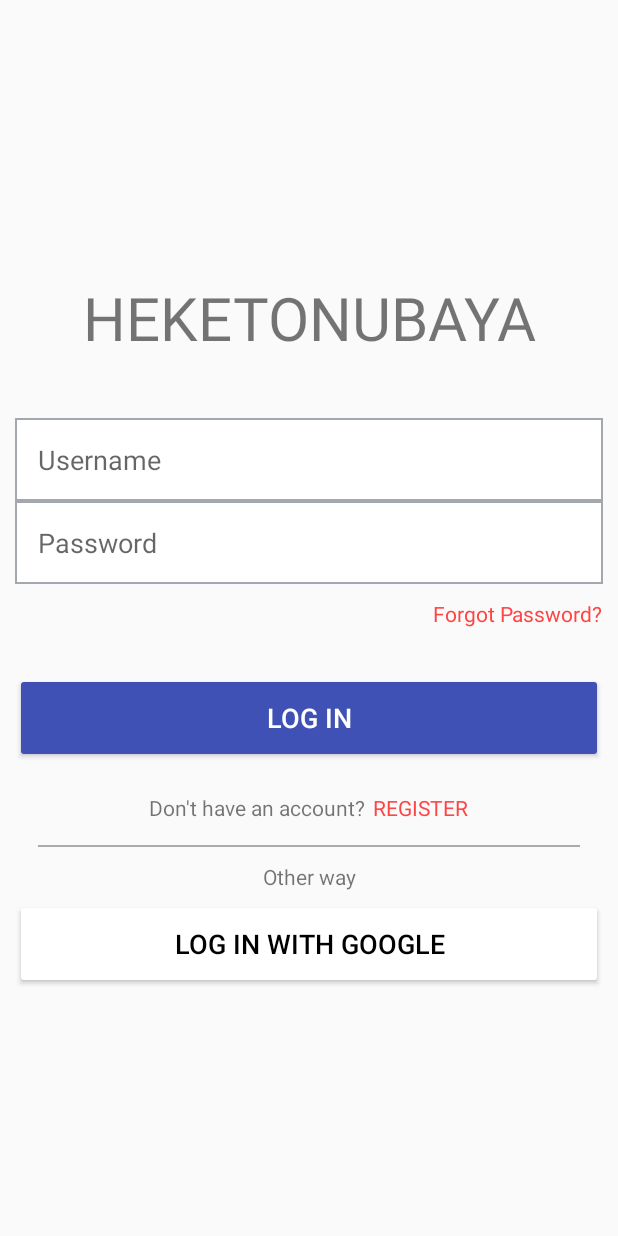
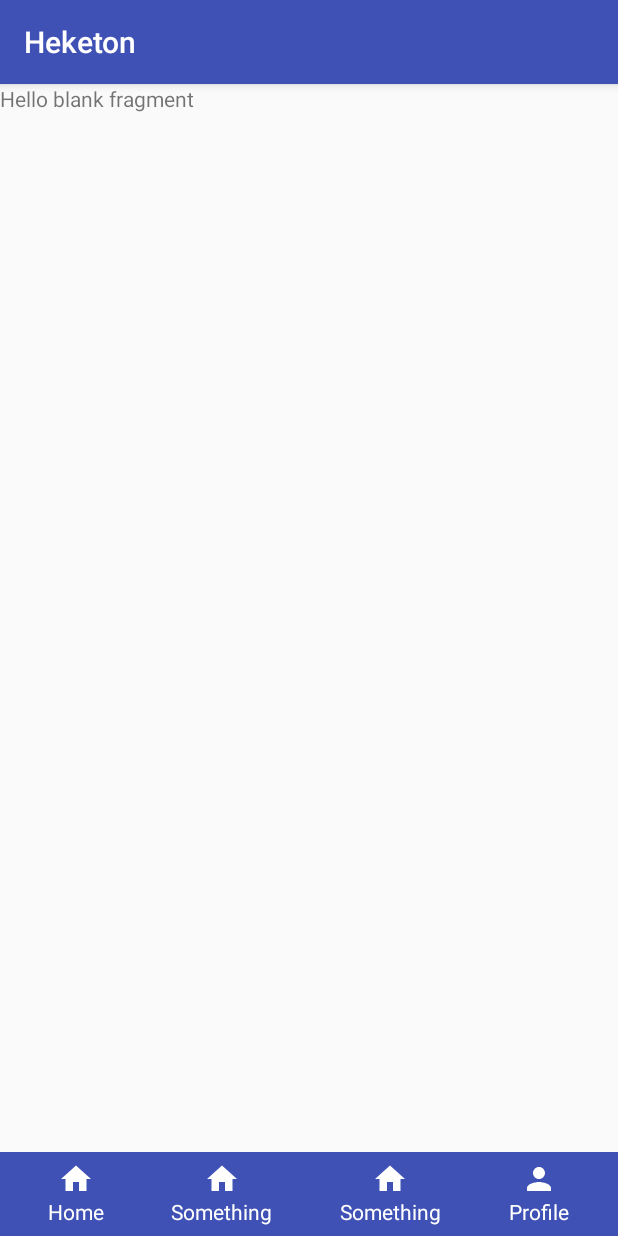
Before and after one commit to GeolseuDei/heketonubaya, an Android app: the screen it shows after launch (LoginActivity before the commit, MainActivity after it), after a tap on "LOG IN", on a phone screen of 412 x 824 dp. Run offline under Robolectric (Android 15) with nearby library versions, the phone set to English and light mode, and no system bars.

Commit message:
onbackpressed splash n login, main act

```diff
--- a/app/build.gradle
+++ b/app/build.gradle
@@ -21,8 +21,10 @@ android {
 dependencies {
     implementation fileTree(dir: 'libs', include: ['*.jar'])
 //    implementation 'com.android.support:appcompat-v7:28.0.0-rc02'
-    implementation 'com.android.support:appcompat-v7:28.0.0-alpha1'
+    implementation 'com.android.support:appcompat-v7:27.0.0'
     implementation 'com.android.support.constraint:constraint-layout:1.1.2'
+//    implementation 'com.android.support:support-v4:28.0.0-rc02'
+    implementation 'com.android.support:support-v4:27.0.0'
     testImplementation 'junit:junit:4.12'
     androidTestImplementation 'com.android.support.test:runner:1.0.2'
     androidTestImplementation 'com.android.support.test.espresso:espresso-core:3.0.2'
--- a/app/src/main/AndroidManifest.xml
+++ b/app/src/main/AndroidManifest.xml
@@ -9,7 +9,8 @@
         android:roundIcon="@mipmap/ic_launcher_round"
         android:supportsRtl="true"
         android:theme="@style/AppTheme">
-        <activity android:name=".SplashActivity"
+        <activity
+            android:name=".SplashActivity"
             android:theme="@style/noActionBar">
             <intent-filter>
                 <action android:name="android.intent.action.MAIN" />
@@ -17,8 +18,10 @@
                 <category android:name="android.intent.category.LAUNCHER" />
             </intent-filter>
         </activity>
-        <activity android:name=".LoginActivity"
-            android:theme="@style/noActionBar"></activity>
+        <activity
+            android:name=".LoginActivity"
+            android:theme="@style/noActionBar" />
+        <activity android:name=".MainActivity"></activity>
     </application>
 
 </manifest>
--- /dev/null
+++ b/app/src/main/java/com/example/heketonubaya/HomeFragment.java
@@ -0,0 +1,33 @@
+package com.example.heketonubaya;
+
+
+import android.os.Bundle;
+import android.support.v4.app.Fragment;
+import android.view.LayoutInflater;
+import android.view.View;
+import android.view.ViewGroup;
+
+
+/**
+ * A simple {@link Fragment} subclass.
+ */
+public class HomeFragment extends Fragment {
+
+
+    public HomeFragment() {
+        // Required empty public constructor
+    }
+
+    View view;
+
+    @Override
+    public View onCreateView(LayoutInflater inflater, ViewGroup container,
+                             Bundle savedInstanceState) {
+        // Inflate the layout for this fragment
+        if (view == null) {
+            view = inflater.inflate(R.layout.fragment_home, container, false);
+        }
+        return view;
+    }
+
+}
--- a/app/src/main/java/com/example/heketonubaya/LoginActivity.java
+++ b/app/src/main/java/com/example/heketonubaya/LoginActivity.java
@@ -1,5 +1,6 @@
 package com.example.heketonubaya;
 
+import android.content.Intent;
 import android.support.v7.app.AppCompatActivity;
 import android.os.Bundle;
 import android.view.View;
@@ -21,8 +22,13 @@ public class LoginActivity extends AppCompatActivity {
         btnLogin.setOnClickListener(new View.OnClickListener() {
             @Override
             public void onClick(View view) {
-
+                startActivity(new Intent(getApplicationContext(), MainActivity.class));
             }
         });
     }
+
+    @Override
+    public void onBackPressed() {
+        finishAffinity();
+    }
 }
--- /dev/null
+++ b/app/src/main/java/com/example/heketonubaya/MainActivity.java
@@ -0,0 +1,39 @@
+package com.example.heketonubaya;
+
+import android.os.Handler;
+import android.support.v4.app.FragmentTransaction;
+import android.support.v7.app.AppCompatActivity;
+import android.os.Bundle;
+import android.widget.Toast;
+
+public class MainActivity extends AppCompatActivity {
+
+    boolean backPressedOnce = false;
+
+    @Override
+    protected void onCreate(Bundle savedInstanceState) {
+        super.onCreate(savedInstanceState);
+        setContentView(R.layout.activity_main);
+
+        FragmentTransaction ft = getSupportFragmentManager().beginTransaction();
+        ft.replace(R.id.mainFrame, new HomeFragment(), "HOME");
+        ft.addToBackStack(null);
+        ft.commit();
+    }
+
+    @Override
+    public void onBackPressed() {
+        if (backPressedOnce) {
+            finishAffinity();
+        } else {
+            backPressedOnce = true;
+            Toast.makeText(getApplicationContext(), "Press back again to exit", Toast.LENGTH_SHORT).show();
+            new Handler().postDelayed(new Runnable() {
+                @Override
+                public void run() {
+                    backPressedOnce = false;
+                }
+            }, 1000);
+        }
+    }
+}
--- a/app/src/main/java/com/example/heketonubaya/SplashActivity.java
+++ b/app/src/main/java/com/example/heketonubaya/SplashActivity.java
@@ -7,12 +7,14 @@ import android.os.Bundle;
 
 public class SplashActivity extends AppCompatActivity {
 
+    CountDownTimer c;
+
     @Override
     protected void onCreate(Bundle savedInstanceState) {
         super.onCreate(savedInstanceState);
         setContentView(R.layout.activity_splash);
 
-        new CountDownTimer(3000,1000) {
+        c = new CountDownTimer(2000,1000) {
 
             @Override
             public void onTick(long l) {
@@ -25,4 +27,10 @@ public class SplashActivity extends AppCompatActivity {
             }
         }.start();
     }
+
+    @Override
+    public void onBackPressed() {
+        finishAffinity();
+        c.cancel();
+    }
 }
--- /dev/null
+++ b/app/src/main/java/com/example/heketonubaya/TargetAPI.java
@@ -0,0 +1,10 @@
+package com.example.heketonubaya;
+
+public class TargetAPI {
+
+    private String target_url = "http://linkapi.com";
+
+    public String getTarget_url() {
+        return target_url;
+    }
+}
--- /dev/null
+++ b/app/src/main/res/drawable/ic_home_white_24dp.xml
@@ -0,0 +1,5 @@
+<vector android:height="24dp" android:tint="#FFFFFF"
+    android:viewportHeight="24.0" android:viewportWidth="24.0"
+    android:width="24dp" xmlns:android="http://schemas.android.com/apk/res/android">
+    <path android:fillColor="#FF000000" android:pathData="M10,20v-6h4v6h5v-8h3L12,3 2,12h3v8z"/>
+</vector>
--- /dev/null
+++ b/app/src/main/res/drawable/ic_person_white_24dp.xml
@@ -0,0 +1,5 @@
+<vector android:height="24dp" android:tint="#FFFFFF"
+    android:viewportHeight="24.0" android:viewportWidth="24.0"
+    android:width="24dp" xmlns:android="http://schemas.android.com/apk/res/android">
+    <path android:fillColor="#FF000000" android:pathData="M12,12c2.21,0 4,-1.79 4,-4s-1.79,-4 -4,-4 -4,1.79 -4,4 1.79,4 4,4zM12,14c-2.67,0 -8,1.34 -8,4v2h16v-2c0,-2.66 -5.33,-4 -8,-4z"/>
+</vector>
--- /dev/null
+++ b/app/src/main/res/layout/activity_main.xml
@@ -0,0 +1,92 @@
+<?xml version="1.0" encoding="utf-8"?>
+<RelativeLayout xmlns:android="http://schemas.android.com/apk/res/android"
+    xmlns:app="http://schemas.android.com/apk/res-auto"
+    xmlns:tools="http://schemas.android.com/tools"
+    android:layout_width="match_parent"
+    android:layout_height="match_parent"
+    tools:context=".MainActivity"
+    android:orientation="vertical">
+
+    <LinearLayout
+        android:id="@+id/toolbar_bottom"
+        android:background="@color/colorPrimary"
+        android:layout_width="match_parent"
+        android:layout_height="?attr/actionBarSize"
+        android:layout_alignParentBottom="true"
+        android:paddingLeft="10dp"
+        android:paddingRight="10dp">
+        <LinearLayout
+            android:layout_width="wrap_content"
+            android:layout_weight="1"
+            android:layout_height="wrap_content"
+            android:orientation="vertical"
+            android:gravity="center"
+            android:layout_gravity="center">
+            <ImageView
+                android:layout_width="wrap_content"
+                android:layout_height="wrap_content"
+                android:src="@drawable/ic_home_white_24dp"/>
+            <TextView
+                android:layout_width="wrap_content"
+                android:layout_height="wrap_content"
+                android:text="Home"
+                android:textColor="@color/white"/>
+        </LinearLayout>
+        <LinearLayout
+            android:layout_width="wrap_content"
+            android:layout_weight="1"
+            android:layout_height="wrap_content"
+            android:orientation="vertical"
+            android:gravity="center"
+            android:layout_gravity="center">
+            <ImageView
+                android:layout_width="wrap_content"
+                android:layout_height="wrap_content"
+                android:src="@drawable/ic_home_white_24dp"/>
+            <TextView
+                android:layout_width="wrap_content"
+                android:layout_height="wrap_content"
+                android:text="Something"
+                android:textColor="@color/white"/>
+        </LinearLayout>
+        <LinearLayout
+            android:layout_width="wrap_content"
+            android:layout_weight="1"
+            android:layout_height="wrap_content"
+            android:orientation="vertical"
+            android:gravity="center"
+            android:layout_gravity="center">
+            <ImageView
+                android:layout_width="wrap_content"
+                android:layout_height="wrap_content"
+                android:src="@drawable/ic_home_white_24dp"/>
+            <TextView
+                android:layout_width="wrap_content"
+                android:layout_height="wrap_content"
+                android:text="Something"
+                android:textColor="@color/white"/>
+        </LinearLayout>
+        <LinearLayout
+            android:layout_width="wrap_content"
+            android:layout_weight="1"
+            android:layout_height="wrap_content"
+            android:orientation="vertical"
+            android:gravity="center"
+            android:layout_gravity="center">
+            <ImageView
+                android:layout_width="wrap_content"
+                android:layout_height="wrap_content"
+                android:src="@drawable/ic_person_white_24dp"/>
+            <TextView
+                android:layout_width="wrap_content"
+                android:layout_height="wrap_content"
+                android:text="Profile"
+                android:textColor="@color/white"/>
+        </LinearLayout>
+    </LinearLayout>
+    <FrameLayout
+        android:id="@+id/mainFrame"
+        android:layout_width="match_parent"
+        android:layout_height="match_parent"
+        android:layout_above="@id/toolbar_bottom"/>
+</RelativeLayout>
--- /dev/null
+++ b/app/src/main/res/layout/fragment_home.xml
@@ -0,0 +1,13 @@
+<?xml version="1.0" encoding="utf-8"?>
+<FrameLayout xmlns:android="http://schemas.android.com/apk/res/android"
+    xmlns:tools="http://schemas.android.com/tools"
+    android:layout_width="match_parent"
+    android:layout_height="match_parent"
+    tools:context=".HomeFragment">
+
+    <TextView
+        android:layout_width="match_parent"
+        android:layout_height="match_parent"
+        android:text="@string/hello_blank_fragment" />
+
+</FrameLayout>
--- a/app/src/main/res/values/strings.xml
+++ b/app/src/main/res/values/strings.xml
@@ -1,3 +1,6 @@
 <resources>
-    <string name="app_name">HeketonUbaya</string>
+    <string name="app_name">Heketon</string>
+
+    <!-- TODO: Remove or change this placeholder text -->
+    <string name="hello_blank_fragment">Hello blank fragment</string>
 </resources>
```
